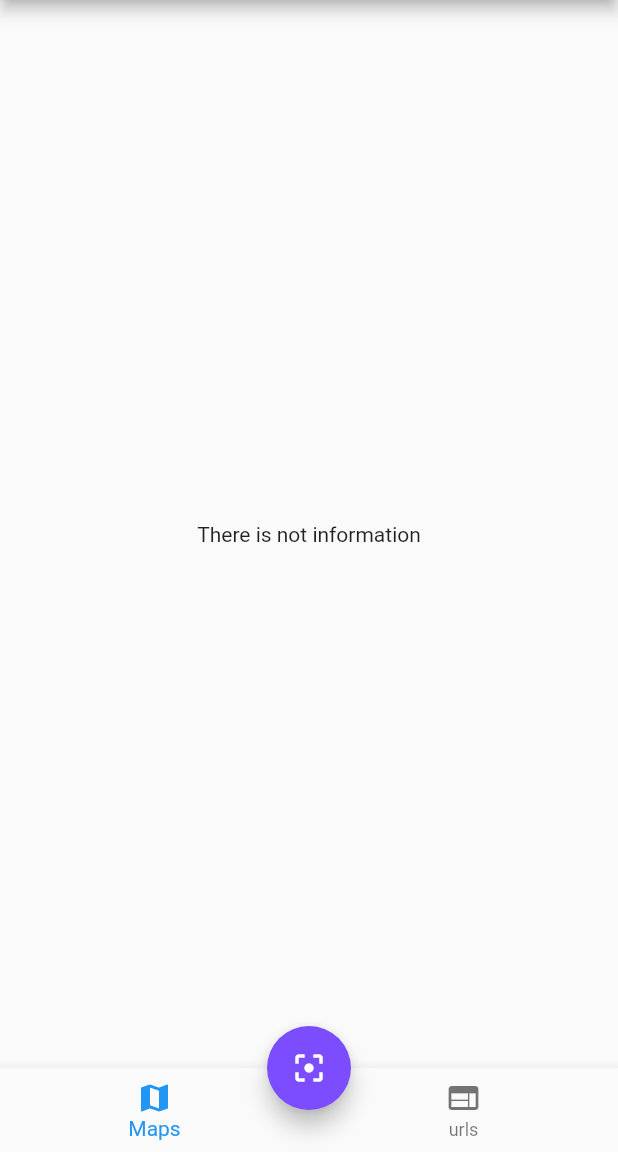
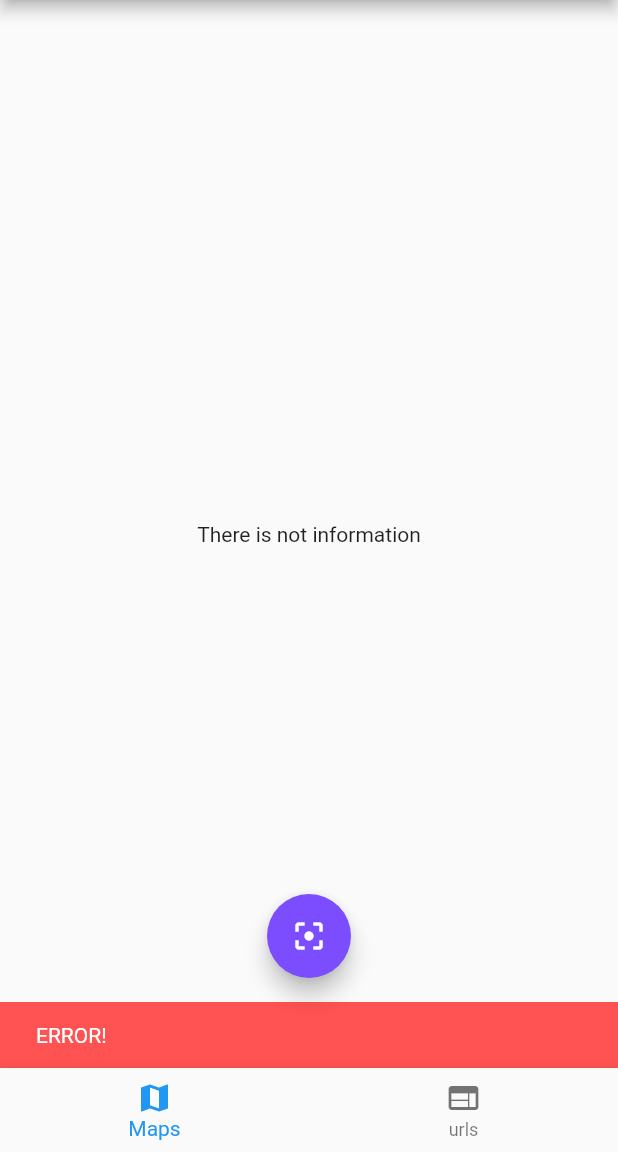
Before and after one commit to dtoledoz0207/flutter-qrreader, a Flutter app: the screen it shows after launch, after a tap on the "filter center focus" icon, on a phone screen of 412 x 824 dp, the part 84-1236 px from its top. Run offline on Flutter 3.47's test engine with Material 2 defaults, Android fonts, the phone set to English and light mode, and no system bars; our stand-ins replace flutter_map, latlong, sqflite; missing offline and left inert: barcode_scan; accounts and stored records are empty.

Commit message:
Add SnackBar Widget to show errors with the BarcodeScanner
This wrap the FloatingActionButton with Builder Widget to can use
the SnackBar Widget.

```diff
--- a/lib/src/pages/home_page.dart
+++ b/lib/src/pages/home_page.dart
@@ -36,11 +36,11 @@ class _HomePageState extends State<HomePage> {
       body: _callPage(currentIndexPage),
       bottomNavigationBar: _createBottomNavigationBar(),
       floatingActionButtonLocation: FloatingActionButtonLocation.centerDocked,
-      floatingActionButton: FloatingActionButton(
+      floatingActionButton: Builder(builder: (context) => FloatingActionButton(
         child: Icon(Icons.filter_center_focus),
         backgroundColor: Theme.of(context).primaryColor,
         onPressed: () => _scanQR(context),
-      ),
+      )),
     );
   }
 
@@ -57,6 +57,7 @@ class _HomePageState extends State<HomePage> {
       futureString = e.toString();
     }
 
+    if (futureString != null) {
       if (futureString.rawContent != '') {
 
         final scan = ScanModel(value: futureString.rawContent);
@@ -71,8 +72,25 @@ class _HomePageState extends State<HomePage> {
         }
 
       } else {
-      print('################################## ANY WAS SCNAED ###############################');
+        Scaffold.of(context).showSnackBar(
+          SnackBar(
+            content: Text('Nothing was scaned!'),
+            backgroundColor: Theme.of(context).primaryColor,
+            duration: Duration(seconds: 2),
+          )
+        );
       }
+
+    } else {
+      Scaffold.of(context).showSnackBar(
+        SnackBar(
+          content: Text('ERROR!'),
+          backgroundColor: Colors.redAccent,
+          duration: Duration(seconds: 3),
+        )
+      );
+    }
+
   }
 
 
```
Lines whose indentation alone changed are shown as unchanged.
